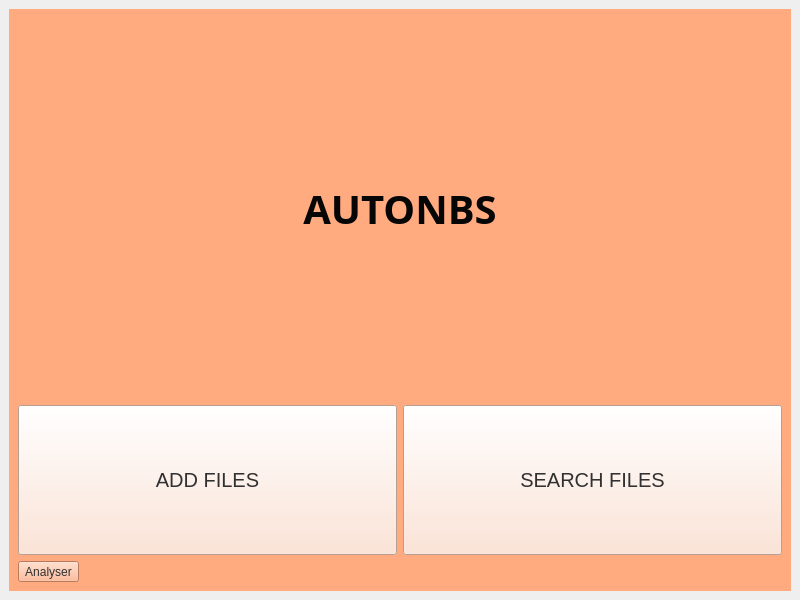
First picture: the form in AutoNBS_GUI/appGui.ui, repository harsha0571/Automated_NLP_Based_Data_Handler, before the edit.
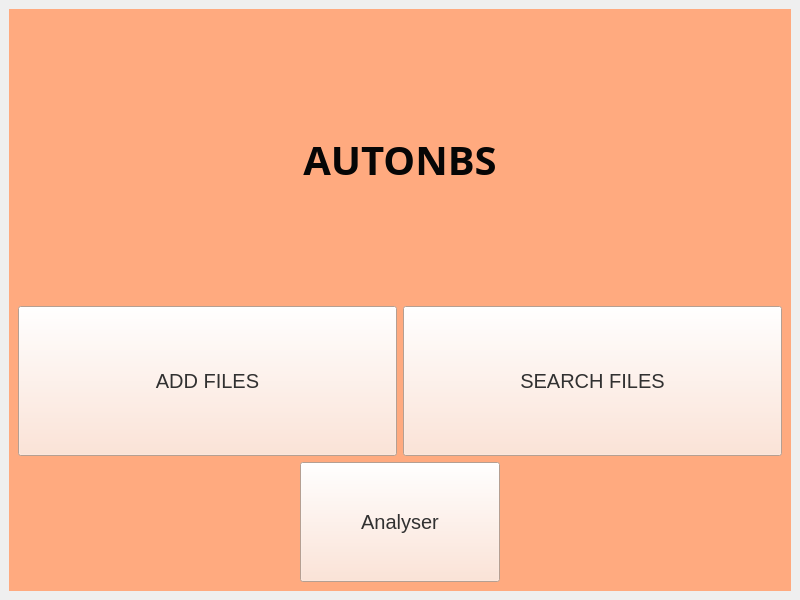
Second picture: the form after the edit.

Commit message: Analytical Window for Searching process complete

```diff
--- a/AutoNBS_GUI/appGui.ui
+++ b/AutoNBS_GUI/appGui.ui
@@ -104,11 +104,29 @@
          </layout>
         </item>
         <item>
+         <layout class="QHBoxLayout" name="horizontalLayout_3">
+          <item>
          <widget class="QToolButton" name="analyseTool">
+            <property name="minimumSize">
+             <size>
+              <width>200</width>
+              <height>120</height>
+             </size>
+            </property>
+            <property name="font">
+             <font>
+              <pointsize>15</pointsize>
+             </font>
+            </property>
+            <property name="styleSheet">
+             <string notr="true">background-color: rgb(254, 222, 205);</string>
+            </property>
           <property name="text">
            <string>Analyser</string>
           </property>
          </widget>
+          </item>
+         </layout>
         </item>
        </layout>
       </widget>
```
Lines whose indentation alone changed are shown as unchanged. The commit also changes 6 other files.
